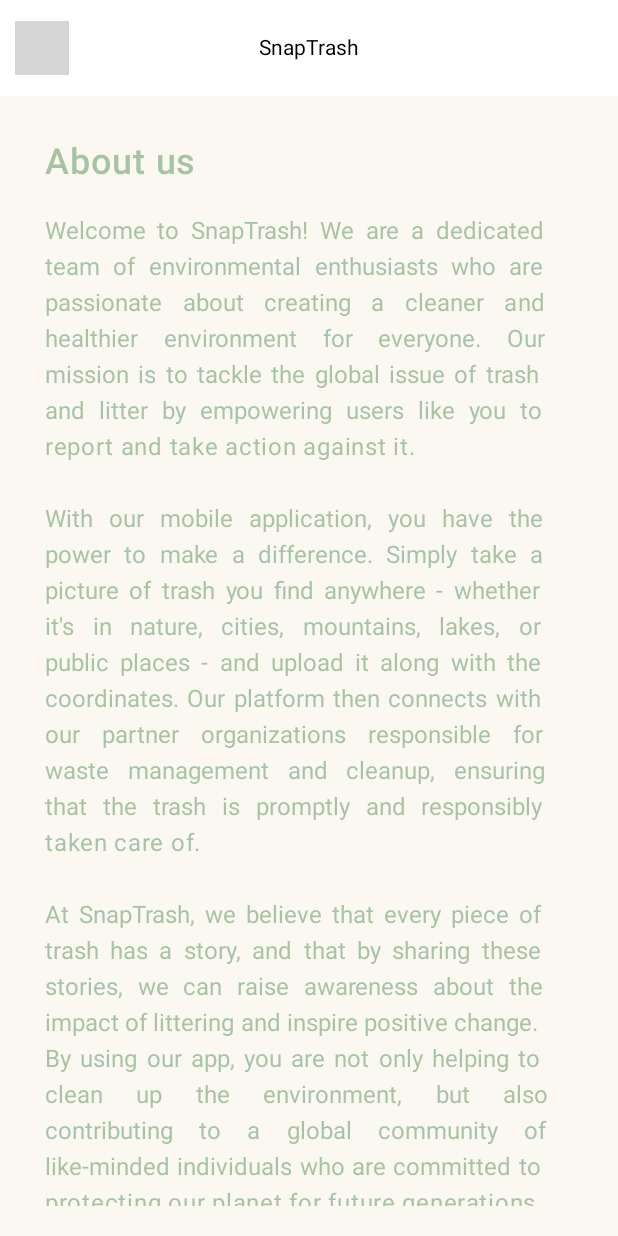
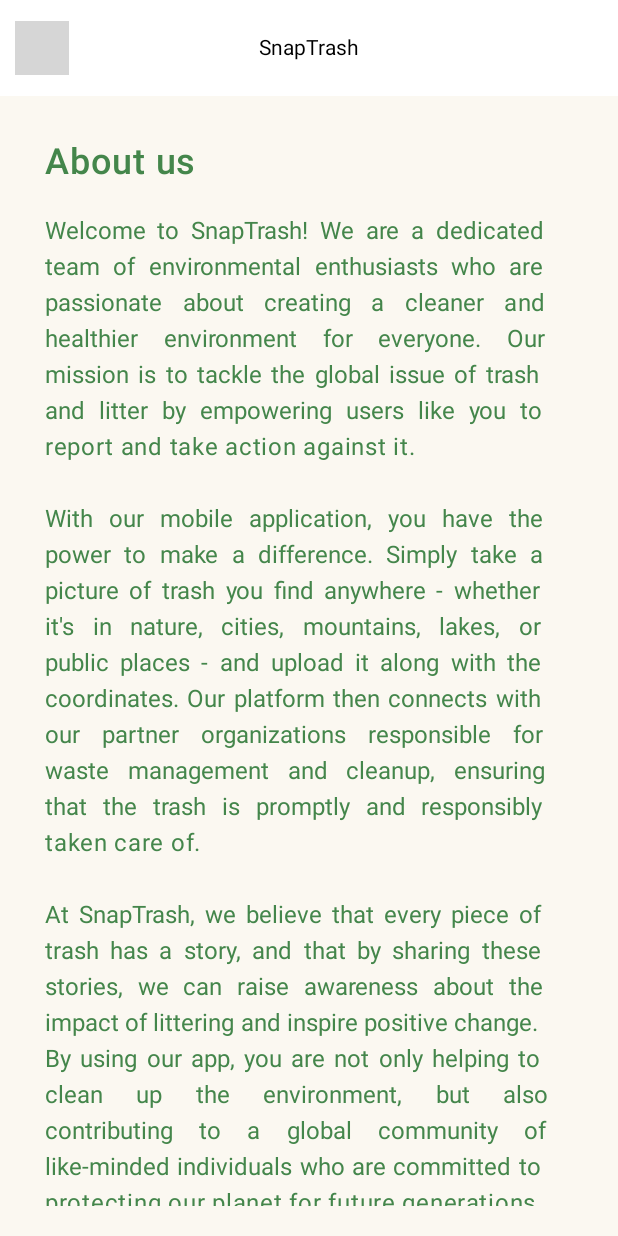
Before and after one commit to SnapTrash/SnapTrash, an Android app built with Jetpack Compose: the AboutUsScreen screen opened through its navigation route, on a phone screen of 412 x 824 dp. Run offline under Robolectric (Android 15) with nearby library versions, the light colour scheme and no system bars; our stand-ins replace Firebase (no records; nobody signed in at launch, a user with empty details on screens opened directly); libraries missing offline, so code that uses them is left out: org.osmdroid.config, org.osmdroid.util, org.osmdroid.views; 14 statements that could not run were skipped; grey boxes are pictures that could not be loaded.

Commit message:
More smaller fixes

```diff
--- a/app/src/main/java/com/snaptrash/snaptrash/view/screens/AboutUsScreen.kt
+++ b/app/src/main/java/com/snaptrash/snaptrash/view/screens/AboutUsScreen.kt
@@ -24,14 +24,13 @@
         modifier = Modifier.padding(start = 30.dp,
             top = 30.dp, end= 30.0.dp, bottom = 20.dp)
     ) {
-        Text(text = stringResource(R.string.word_about_us), fontWeight = FontWeight.SemiBold, fontSize = 24.sp, color = MaterialTheme.colorScheme.secondary)
+        Text(text = stringResource(R.string.word_about_us), fontWeight = FontWeight.SemiBold, fontSize = 24.sp)
         Spacer(modifier = Modifier.height(20.dp))
         Box(
             Modifier
                 .verticalScroll(scrollState)
         ) {
             Text(text = stringResource(id = R.string.text_about_us),fontSize = 16.sp,
-                color = MaterialTheme.colorScheme.secondary,
                 textAlign = TextAlign.Justify
             )
         }
--- a/app/src/main/java/com/snaptrash/snaptrash/view/theme/Theme.kt
+++ b/app/src/main/java/com/snaptrash/snaptrash/view/theme/Theme.kt
@@ -64,7 +64,7 @@
     surface = Color.White,
     onSurface = GreenMain1,
     outline = GreenMain1 ,
-    surfaceVariant = WhiteCream,
+    surfaceVariant = Color.White,
     onSurfaceVariant = Black1,
     error = Red1,
     errorContainer = Red2,
```
